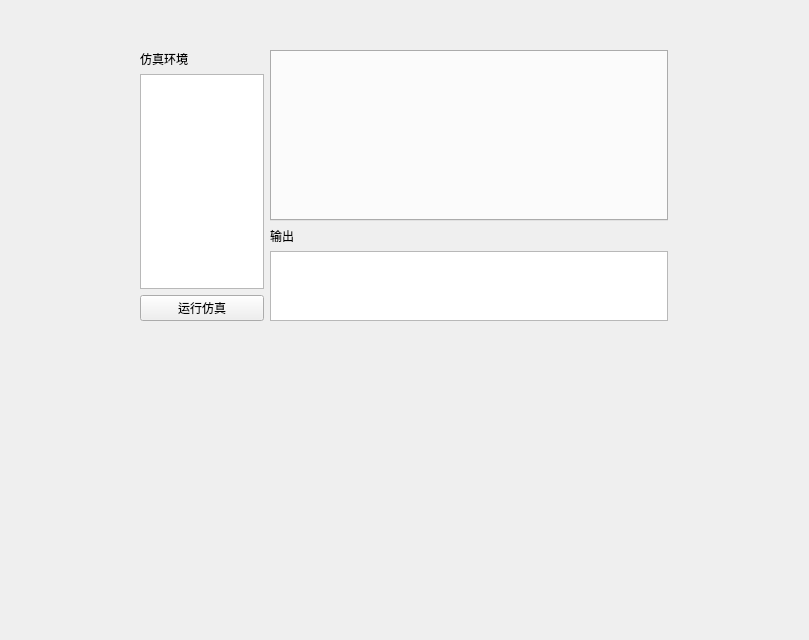
This is component/home.ui in tocods/jobSimQt as Qt 5 draws it before an edit. The edited form follows.
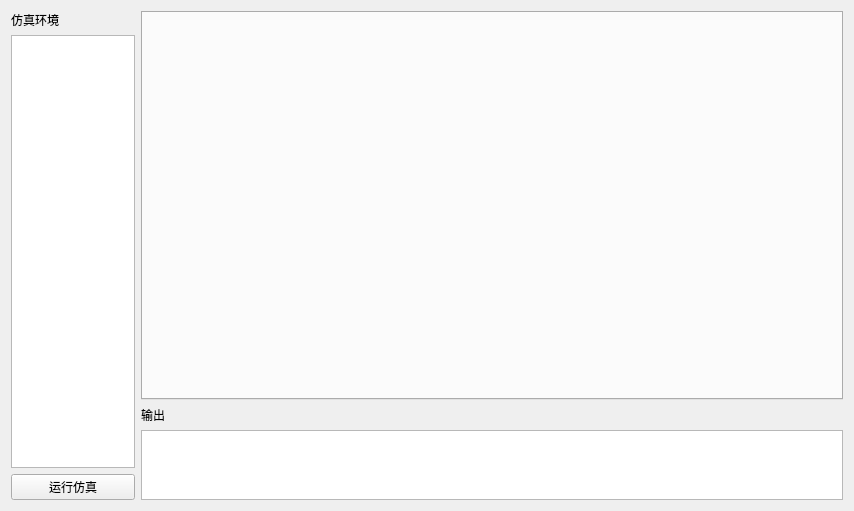
This is the edited form. Icons and pictures are not drawn.

```diff
--- a/component/home.ui
+++ b/component/home.ui
@@ -6,22 +6,15 @@
    <rect>
     <x>0</x>
     <y>0</y>
-    <width>809</width>
-    <height>640</height>
+    <width>854</width>
+    <height>511</height>
    </rect>
   </property>
   <property name="windowTitle">
    <string>home</string>
   </property>
-  <widget class="QWidget" name="layoutWidget">
-   <property name="geometry">
-    <rect>
-     <x>140</x>
-     <y>50</y>
-     <width>528</width>
-     <height>271</height>
-    </rect>
-   </property>
+  <layout class="QHBoxLayout" name="horizontalLayout_3">
+   <item>
    <layout class="QHBoxLayout" name="horizontalLayout_2" stretch="1,6">
     <item>
      <layout class="QVBoxLayout" name="verticalLayout_2">
@@ -114,7 +107,8 @@
      </layout>
     </item>
    </layout>
-  </widget>
+   </item>
+  </layout>
  </widget>
  <resources/>
  <connections/>
```
Lines whose indentation alone changed are shown as unchanged.
